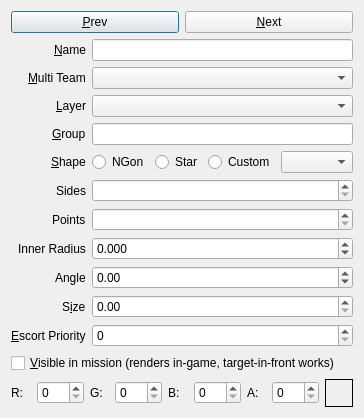
Before: the Qt Designer form qtfred/ui/CoordinatePointEditorDialog.ui in MjnMixael/fs2open.github.com, drawn with Qt 5.
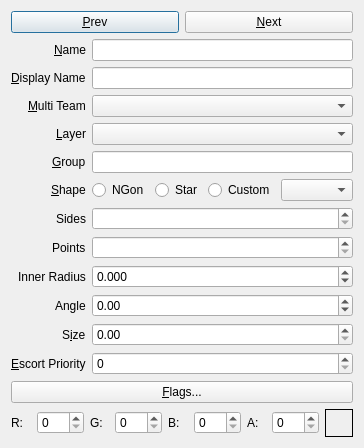
After: the same form once the commit is applied.

Commit message: Coordinate points: display name, always-render labels, alter-point-flag

What changed in the file:
```diff
--- a/qtfred/ui/CoordinatePointEditorDialog.ui
+++ b/qtfred/ui/CoordinatePointEditorDialog.ui
@@ -56,6 +56,26 @@
         <widget class="QLineEdit" name="nameEdit"/>
        </item>
        <item row="2" column="0">
+        <widget class="QLabel" name="displayNameLabel">
+         <property name="text">
+          <string>&amp;Display Name</string>
+         </property>
+         <property name="toolTip">
+          <string>Name shown on the HUD (target box, brackets, escort list). Does not have to be unique. Leave empty to show Name. Saved as a translatable XSTR string.</string>
+         </property>
+         <property name="buddy">
+          <cstring>displayNameEdit</cstring>
+         </property>
+        </widget>
+       </item>
+       <item row="2" column="1">
+        <widget class="QLineEdit" name="displayNameEdit">
+         <property name="toolTip">
+          <string>Name shown on the HUD (target box, brackets, escort list). Does not have to be unique. Leave empty to show Name. Saved as a translatable XSTR string.</string>
+         </property>
+        </widget>
+       </item>
+       <item row="3" column="0">
         <widget class="QLabel" name="multiTeamLabel">
          <property name="text">
           <string>&amp;Multi Team</string>
@@ -68,7 +88,7 @@
          </property>
         </widget>
        </item>
-       <item row="2" column="1">
+       <item row="3" column="1">
         <widget class="QComboBox" name="multiTeamCombo">
          <property name="sizePolicy">
           <sizepolicy hsizetype="Expanding" vsizetype="Fixed">
@@ -81,7 +101,7 @@
          </property>
         </widget>
        </item>
-       <item row="3" column="0">
+       <item row="4" column="0">
         <widget class="QLabel" name="layerLabel">
          <property name="text">
           <string>&amp;Layer</string>
@@ -91,7 +111,7 @@
          </property>
         </widget>
        </item>
-       <item row="3" column="1">
+       <item row="4" column="1">
         <widget class="QComboBox" name="layerCombo">
          <property name="sizePolicy">
           <sizepolicy hsizetype="Expanding" vsizetype="Fixed">
@@ -101,7 +121,7 @@
          </property>
         </widget>
        </item>
-       <item row="4" column="0">
+       <item row="5" column="0">
         <widget class="QLabel" name="groupLabel">
          <property name="text">
           <string>&amp;Group</string>
@@ -111,10 +131,10 @@
          </property>
         </widget>
        </item>
-       <item row="4" column="1">
+       <item row="5" column="1">
         <widget class="QLineEdit" name="groupEdit"/>
        </item>
-       <item row="5" column="0">
+       <item row="6" column="0">
         <widget class="QLabel" name="shapeLabel">
          <property name="text">
           <string>&amp;Shape</string>
@@ -124,7 +144,7 @@
          </property>
         </widget>
        </item>
-       <item row="5" column="1">
+       <item row="6" column="1">
         <layout class="QHBoxLayout" name="shapeRowLayout">
          <item>
           <widget class="QRadioButton" name="shapeNGonRadio">
@@ -171,7 +191,7 @@
          </item>
         </layout>
        </item>
-       <item row="6" column="0">
+       <item row="7" column="0">
         <widget class="QLabel" name="sidesLabel">
          <property name="text">
           <string>Sides</string>
@@ -184,7 +204,7 @@
          </property>
         </widget>
        </item>
-       <item row="6" column="1">
+       <item row="7" column="1">
         <widget class="QSpinBox" name="sidesSpinBox">
          <property name="minimum">
           <number>2</number>
@@ -197,7 +217,7 @@
          </property>
         </widget>
        </item>
-       <item row="7" column="0">
+       <item row="8" column="0">
         <widget class="QLabel" name="pointsLabel">
          <property name="text">
           <string>Points</string>
@@ -210,7 +230,7 @@
          </property>
         </widget>
        </item>
-       <item row="7" column="1">
+       <item row="8" column="1">
         <widget class="QSpinBox" name="pointsSpinBox">
          <property name="minimum">
           <number>2</number>
@@ -223,7 +243,7 @@
          </property>
         </widget>
        </item>
-       <item row="8" column="0">
+       <item row="9" column="0">
         <widget class="QLabel" name="innerRadiusLabel">
          <property name="text">
           <string>Inner Radius</string>
@@ -236,7 +256,7 @@
          </property>
         </widget>
        </item>
-       <item row="8" column="1">
+       <item row="9" column="1">
         <widget class="QDoubleSpinBox" name="innerRadiusSpinBox">
          <property name="decimals">
           <number>3</number>
@@ -255,7 +275,7 @@
          </property>
         </widget>
        </item>
-       <item row="9" column="0">
+       <item row="10" column="0">
         <widget class="QLabel" name="angleLabel">
          <property name="text">
           <string>Angle</string>
@@ -268,7 +288,7 @@
          </property>
         </widget>
        </item>
-       <item row="9" column="1">
+       <item row="10" column="1">
         <widget class="QDoubleSpinBox" name="angleSpinBox">
          <property name="decimals">
           <number>2</number>
@@ -284,7 +304,7 @@
          </property>
         </widget>
        </item>
-       <item row="10" column="0">
+       <item row="11" column="0">
         <widget class="QLabel" name="sizeLabel">
          <property name="text">
           <string>S&amp;ize</string>
@@ -294,14 +314,14 @@
          </property>
         </widget>
        </item>
-       <item row="10" column="1">
+       <item row="11" column="1">
         <widget class="QDoubleSpinBox" name="sizeSpinBox">
          <property name="decimals">
           <number>2</number>
          </property>
         </widget>
        </item>
-       <item row="11" column="0">
+       <item row="12" column="0">
         <widget class="QLabel" name="escortPriorityLabel">
          <property name="text">
           <string>&amp;Escort Priority</string>
@@ -311,21 +331,24 @@
          </property>
         </widget>
        </item>
-       <item row="11" column="1">
+       <item row="12" column="1">
         <widget class="QSpinBox" name="escortPrioritySpinBox">
          <property name="maximum">
           <number>9999</number>
          </property>
         </widget>
        </item>
-       <item row="12" column="0" colspan="2">
-        <widget class="QCheckBox" name="visibleInMissionCheck">
-         <property name="text">
-          <string>&amp;Visible in mission (renders in-game, target-in-front works)</string>
-         </property>
-        </widget>
-       </item>
        <item row="13" column="0" colspan="2">
+        <widget class="QPushButton" name="flagsButton">
+         <property name="text">
+          <string>&amp;Flags...</string>
+         </property>
+         <property name="toolTip">
+          <string>Edit this point's flags (Visible in mission, Always render labels, ...).</string>
+         </property>
+        </widget>
+       </item>
+       <item row="14" column="0" colspan="2">
         <layout class="QHBoxLayout" name="colorLayout">
          <item>
           <widget class="QLabel" name="colorRLabel">
```
The commit also changes 28 other files.
